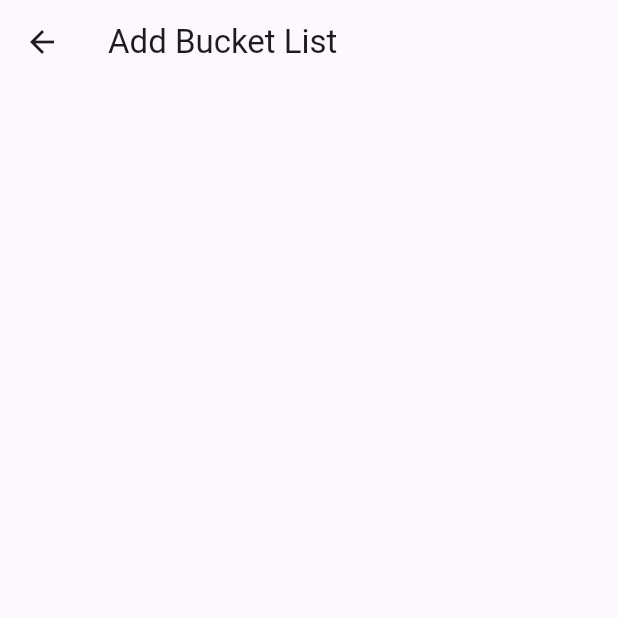
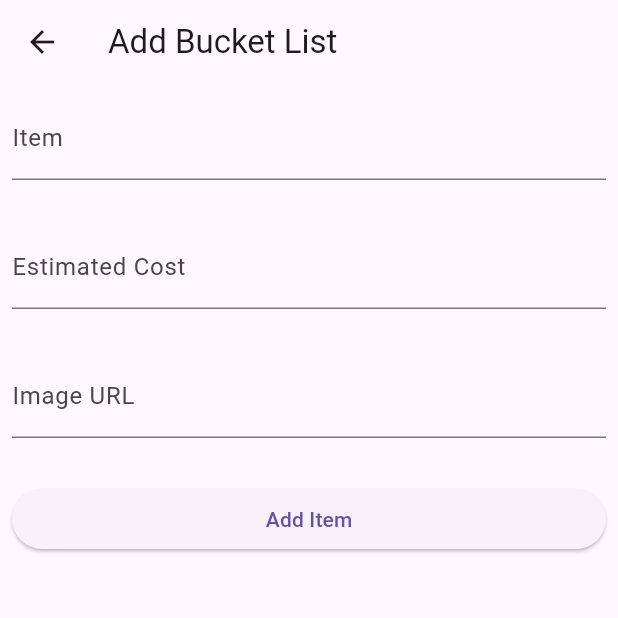
Before and after one commit to AndyBett/bucket_list, a Flutter app: the screen it shows after launch, after a tap on the "add" icon, on a phone screen of 412 x 824 dp, the top half of it. Run offline on Flutter 3.47's test engine with Material 3 defaults, Android fonts, the phone set to English and light mode, and no system bars; our stand-ins replace dio; network calls fail.

Commit message:
Refactoring and Wrap-up

```diff
--- /dev/null
+++ b/lib/Screens/add_screen.dart
@@ -0,0 +1,119 @@
+import 'package:dio/dio.dart';
+import 'package:flutter/material.dart';
+
+class Addbucketlist extends StatefulWidget {
+  int newIndex;
+  Addbucketlist({super.key, required this.newIndex});
+
+  @override
+  State<Addbucketlist> createState() => _AddbucketlistState();
+}
+
+class _AddbucketlistState extends State<Addbucketlist> {
+  TextEditingController itemText = TextEditingController();
+
+  TextEditingController costText = TextEditingController();
+
+  TextEditingController imageURLText = TextEditingController();
+
+  Future<void> AddData() async {
+    try {
+      Map<String, dynamic> data = {
+        "Cost": costText.text,
+        "Image": imageURLText.text,
+        "Item": itemText.text,
+        "completed": true
+      };
+
+      Response response = await Dio().patch(
+          "https://fluttertestapi-123-default-rtdb.firebaseio.com/bucketlist/${widget.newIndex}.json",
+          data: data);
+
+      Navigator.pop(context, "refresh");
+    } catch (e) {
+      print("error");
+    }
+  }
+
+  @override
+  Widget build(BuildContext context) {
+    var addForm = GlobalKey<FormState>();
+
+    return Scaffold(
+        appBar: AppBar(
+          title: Text("Add Bucket List"),
+        ),
+        body: Padding(
+          padding: const EdgeInsets.all(8.0),
+          child: Form(
+            key: addForm,
+            child: Column(
+              children: [
+                TextFormField(
+                  autovalidateMode: AutovalidateMode.onUserInteraction,
+                  validator: (value) {
+                    if (value.toString().length < 3) {
+                      return "Must be more than 3 characters";
+                    }
+                    if (value == null || value.isEmpty) {
+                      return "This must not be empty";
+                    }
+                  },
+                  controller: itemText,
+                  decoration: InputDecoration(label: Text("Item")),
+                ),
+                SizedBox(
+                  height: 30,
+                ),
+                TextFormField(
+                  autovalidateMode: AutovalidateMode.onUserInteraction,
+                  validator: (value) {
+                    if (value.toString().length < 3) {
+                      return "Must be more than 3 characters";
+                    }
+                    if (value == null || value.isEmpty) {
+                      return "This must not be empty";
+                    }
+                  },
+                  controller: costText,
+                  decoration: InputDecoration(label: Text("Estimated Cost")),
+                ),
+                SizedBox(
+                  height: 30,
+                ),
+                TextFormField(
+                  autovalidateMode: AutovalidateMode.onUserInteraction,
+                  validator: (value) {
+                    if (value.toString().length < 3) {
+                      return "Must be more than 3 characters";
+                    }
+                    if (value == null || value.isEmpty) {
+                      return "This must not be empty";
+                    }
+                  },
+                  controller: imageURLText,
+                  decoration: InputDecoration(label: Text("Image URL")),
+                ),
+                SizedBox(
+                  height: 30,
+                ),
+                Row(
+                  children: [
+                    Expanded(
+                        child: ElevatedButton(
+                            onPressed: () {
+                              if (addForm.currentState!.validate()) {
+                                print("success");
+                              } else {
+                                print("Something is Wrong");
+                              }
+                            },
+                            child: Text("Add Item"))),
+                  ],
+                )
+              ],
+            ),
+          ),
+        ));
+  }
+}
--- a/lib/mainScreen.dart
+++ b/lib/Screens/main_screen.dart
@@ -1,5 +1,5 @@
-import 'package:bucket_list/addBucketList.dart';
-import 'package:bucket_list/viewItem.dart';
+import 'package:bucket_list/Screens/add_screen.dart';
+import 'package:bucket_list/Screens/view_screen.dart';
 import 'package:flutter/material.dart';
 import 'package:dio/dio.dart';
 
@@ -108,8 +108,12 @@ class _MainscreenState extends State<Mainscreen> {
         floatingActionButton: FloatingActionButton(
           onPressed: () {
             Navigator.push(context, MaterialPageRoute(builder: (context) {
-              return Addbucketlist();
-            }));
+              return Addbucketlist(newIndex: bucketListData.length);
+            })).then((value) {
+              if (value == "refresh") {
+                getData();
+              }
+            });
           },
           child: Icon(Icons.add),
           shape: CircleBorder(),
--- a/lib/viewItem.dart
+++ b/lib/Screens/view_screen.dart
@@ -80,7 +80,6 @@ class _ViewitemState extends State<Viewitem> {
       ),
       body: Column(
         children: [
-          Text(widget.index.toString()),
           Container(
             height: 300,
             width: double.infinity,
--- a/lib/addBucketList.dart
+++ /dev/null
@@ -1,18 +0,0 @@
-import 'package:flutter/material.dart';
-
-class Addbucketlist extends StatefulWidget {
-  const Addbucketlist({super.key});
-
-  @override
-  State<Addbucketlist> createState() => _AddbucketlistState();
-}
-
-class _AddbucketlistState extends State<Addbucketlist> {
-  @override
-  Widget build(BuildContext context) {
-    return Scaffold(
-        appBar: AppBar(
-      title: Text("Add Bucket List"),
-    ));
-  }
-}
--- a/lib/main.dart
+++ b/lib/main.dart
@@ -1,5 +1,5 @@
-import 'package:bucket_list/addBucketList.dart';
-import 'package:bucket_list/mainScreen.dart';
+import 'package:bucket_list/Screens/add_screen.dart';
+import 'package:bucket_list/Screens/main_screen.dart';
 import 'package:flutter/material.dart';
 
 void main() {
```
